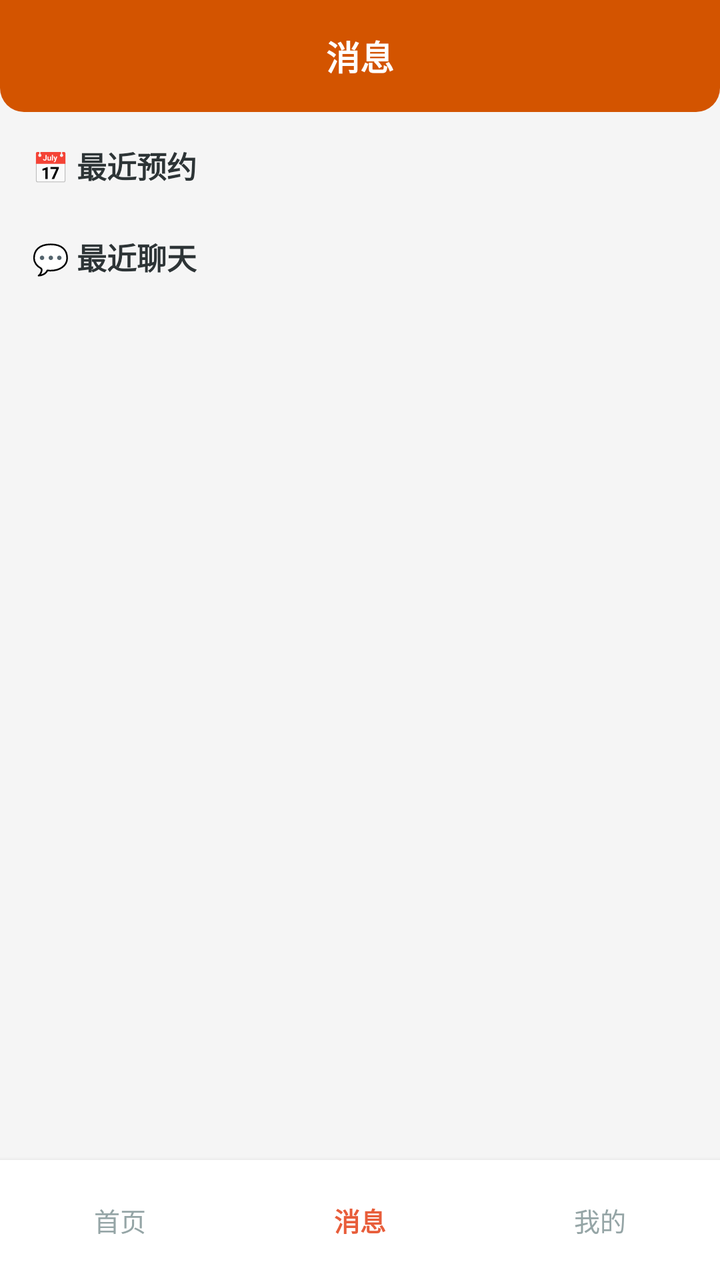
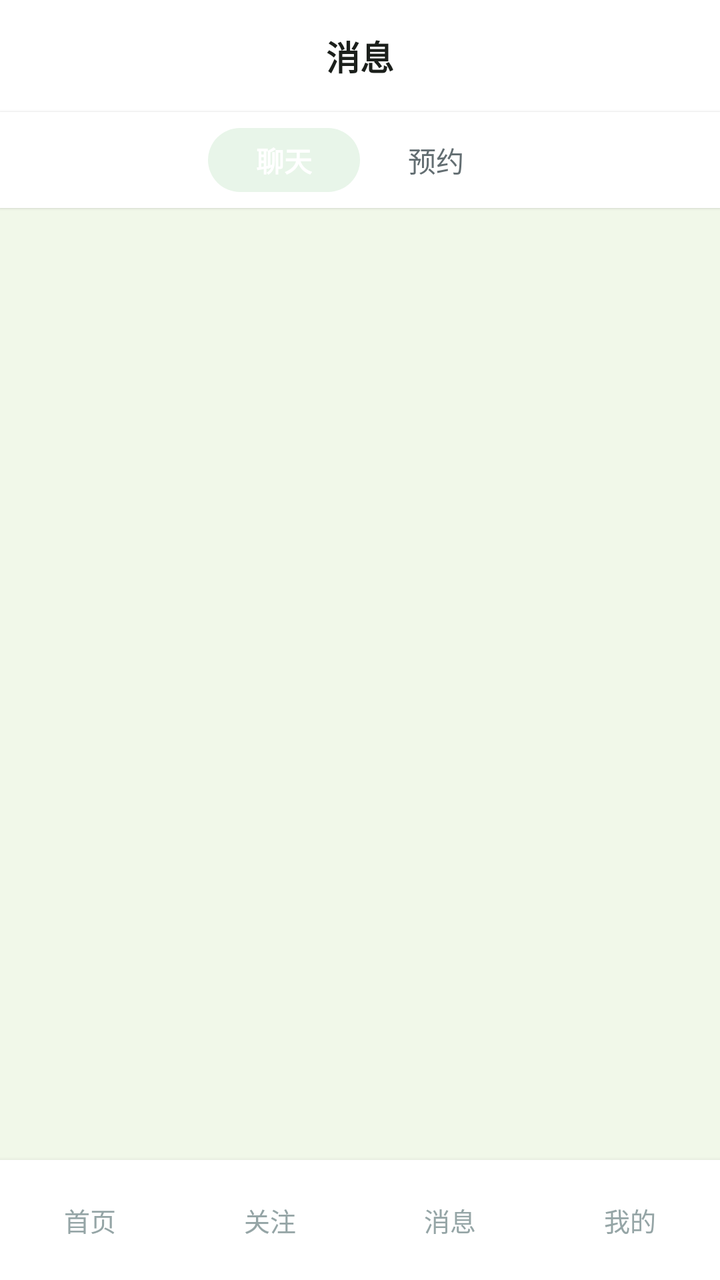

Screens rendered from an Android XML layout before and after an edit, with the pre-edit source and the edit as a unified diff.
<!-- AndroidManifest.xml: application theme Theme.ClothingSI -->
<!-- res/layout/activity_buyer_messages.xml -->
<?xml version="1.0" encoding="utf-8"?>
<LinearLayout xmlns:android="http://schemas.android.com/apk/res/android"
    android:layout_width="match_parent" android:layout_height="match_parent"
    android:orientation="vertical" android:background="#F5F5F5">
    <RelativeLayout android:layout_width="match_parent" android:layout_height="56dp"
        android:background="@drawable/header_bar_bg" android:paddingHorizontal="16dp">
        <TextView android:layout_width="wrap_content" android:layout_height="wrap_content"
            android:text="消息" android:textSize="17dp" android:textStyle="bold"
            android:textColor="#FFFFFF" android:layout_centerInParent="true" />
    </RelativeLayout>
    <ScrollView android:layout_width="match_parent" android:layout_height="0dp"
        android:layout_weight="1" android:padding="16dp">
        <LinearLayout android:layout_width="match_parent" android:layout_height="wrap_content"
            android:orientation="vertical">
            
            <TextView android:layout_width="wrap_content" android:layout_height="wrap_content"
                android:text="📅 最近预约" android:textSize="15dp" android:textStyle="bold"
                android:textColor="#2D3436" android:layout_marginBottom="8dp" />
            <LinearLayout android:id="@+id/layout_appointments"
                android:layout_width="match_parent" android:layout_height="wrap_content"
                android:orientation="vertical" android:layout_marginBottom="16dp" />

            
            <TextView android:layout_width="wrap_content" android:layout_height="wrap_content"
                android:text="💬 最近聊天" android:textSize="15dp" android:textStyle="bold"
                android:textColor="#2D3436" android:layout_marginBottom="8dp" />
            <androidx.recyclerview.widget.RecyclerView android:id="@+id/rv_buyer_sessions"
                android:layout_width="match_parent" android:layout_height="wrap_content"
                android:nestedScrollingEnabled="false" />
        </LinearLayout>
    </ScrollView>

    
    <LinearLayout android:layout_width="match_parent" android:layout_height="wrap_content"
        android:orientation="horizontal" android:gravity="center"
        android:paddingVertical="10dp" android:background="#FFFFFF"
        android:weightSum="3" android:elevation="4dp">
        <TextView android:id="@+id/bottom_home" android:layout_width="0dp" android:layout_height="40dp" android:layout_weight="1"
            android:gravity="center" android:text="首页" android:textColor="#95A5A6"
            android:textSize="13dp" android:clickable="true" android:focusable="true" />
        <TextView android:layout_width="0dp" android:layout_height="40dp" android:layout_weight="1"
            android:gravity="center" android:text="消息" android:textColor="#E85D3A"
            android:textStyle="bold" android:textSize="13dp" />
        <TextView android:id="@+id/bottom_profile" android:layout_width="0dp" android:layout_height="40dp"
            android:layout_weight="1" android:gravity="center" android:text="我的"
            android:textColor="#95A5A6" android:textSize="13dp"
            android:clickable="true" android:focusable="true" />
    </LinearLayout>
</LinearLayout>
<!-- resources referenced by this layout -->
<resources>
  <!-- drawable header_bar_bg (drawable) -->
  <?xml version="1.0" encoding="utf-8"?>
  <shape xmlns:android="http://schemas.android.com/apk/res/android" android:shape="rectangle">
      <solid android:color="#D35400" />
      <corners android:bottomLeftRadius="12dp" android:bottomRightRadius="12dp" />
  </shape>
  <style name="Theme.ClothingSI" parent="Theme.Material3.Light.NoActionBar">
          <item name="colorPrimary">@color/primary</item>
          <item name="colorPrimaryDark">@color/primary_dark</item>
          <item name="colorAccent">@color/accent</item>
          <item name="android:statusBarColor">@color/primary_dark</item>
          <item name="android:navigationBarColor">@color/white</item>
      </style>
  <color name="primary">#E85D3A</color>
  <color name="primary_dark">#D35400</color>
  <color name="accent">#F4A460</color>
  <color name="white">#FFFFFF</color>
</resources>

<!-- the commit's change to res/layout/activity_buyer_messages.xml (unified diff, before → after) -->
@@ -1,49 +1,61 @@
 <?xml version="1.0" encoding="utf-8"?>
 <LinearLayout xmlns:android="http://schemas.android.com/apk/res/android"
     android:layout_width="match_parent" android:layout_height="match_parent"
-    android:orientation="vertical" android:background="#F5F5F5">
+    android:orientation="vertical" android:background="@color/bg">
     <RelativeLayout android:layout_width="match_parent" android:layout_height="56dp"
-        android:background="@drawable/header_bar_bg" android:paddingHorizontal="16dp">
+        android:background="@drawable/header_bar_bg">
         <TextView android:layout_width="wrap_content" android:layout_height="wrap_content"
             android:text="消息" android:textSize="17dp" android:textStyle="bold"
-            android:textColor="#FFFFFF" android:layout_centerInParent="true" />
+            android:textColor="@color/text_primary" android:layout_centerInParent="true" />
     </RelativeLayout>
+    <LinearLayout android:id="@+id/layout_segment"
+        android:layout_width="match_parent" android:layout_height="wrap_content"
+        android:orientation="horizontal" android:gravity="center"
+        android:paddingVertical="8dp" android:paddingHorizontal="16dp"
+        android:background="#FFFFFF" android:elevation="1dp">
+        <TextView android:id="@+id/tab_chat" android:layout_width="wrap_content" android:layout_height="32dp"
+            android:text="聊天" android:textSize="14dp" android:textStyle="bold"
+            android:textColor="#FFFFFF" android:gravity="center"
+            android:background="@drawable/tab_active_bg" android:paddingHorizontal="24dp" />
+        <TextView android:id="@+id/tab_appointment" android:layout_width="wrap_content" android:layout_height="32dp"
+            android:text="预约" android:textSize="14dp" android:textColor="#636E72"
+            android:gravity="center" android:paddingHorizontal="24dp" />
+    </LinearLayout>
     <ScrollView android:layout_width="match_parent" android:layout_height="0dp"
         android:layout_weight="1" android:padding="16dp">
         <LinearLayout android:layout_width="match_parent" android:layout_height="wrap_content"
             android:orientation="vertical">
-            
-            <TextView android:layout_width="wrap_content" android:layout_height="wrap_content"
-                android:text="📅 最近预约" android:textSize="15dp" android:textStyle="bold"
-                android:textColor="#2D3436" android:layout_marginBottom="8dp" />
-            <LinearLayout android:id="@+id/layout_appointments"
-                android:layout_width="match_parent" android:layout_height="wrap_content"
-                android:orientation="vertical" android:layout_marginBottom="16dp" />
-
-            
-            <TextView android:layout_width="wrap_content" android:layout_height="wrap_content"
-                android:text="💬 最近聊天" android:textSize="15dp" android:textStyle="bold"
-                android:textColor="#2D3436" android:layout_marginBottom="8dp" />
             <androidx.recyclerview.widget.RecyclerView android:id="@+id/rv_buyer_sessions"
                 android:layout_width="match_parent" android:layout_height="wrap_content"
                 android:nestedScrollingEnabled="false" />
+            <LinearLayout android:id="@+id/layout_appointments"
+                android:layout_width="match_parent" android:layout_height="wrap_content"
+                android:orientation="vertical" android:visibility="gone" />
         </LinearLayout>
     </ScrollView>
-
-    
-    <LinearLayout android:layout_width="match_parent" android:layout_height="wrap_content"
-        android:orientation="horizontal" android:gravity="center"
-        android:paddingVertical="10dp" android:background="#FFFFFF"
-        android:weightSum="3" android:elevation="4dp">
-        <TextView android:id="@+id/bottom_home" android:layout_width="0dp" android:layout_height="40dp" android:layout_weight="1"
-            android:gravity="center" android:text="首页" android:textColor="#95A5A6"
-            android:textSize="13dp" android:clickable="true" android:focusable="true" />
-        <TextView android:layout_width="0dp" android:layout_height="40dp" android:layout_weight="1"
-            android:gravity="center" android:text="消息" android:textColor="#E85D3A"
-            android:textStyle="bold" android:textSize="13dp" />
-        <TextView android:id="@+id/bottom_profile" android:layout_width="0dp" android:layout_height="40dp"
-            android:layout_weight="1" android:gravity="center" android:text="我的"
-            android:textColor="#95A5A6" android:textSize="13dp"
-            android:clickable="true" android:focusable="true" />
-    </LinearLayout>
+    <include layout="@layout/include_buyer_bottom" />
 </LinearLayout>
+<!-- res/layout/include_buyer_bottom.xml (included above) -->
+<?xml version="1.0" encoding="utf-8"?>
+<LinearLayout xmlns:android="http://schemas.android.com/apk/res/android"
+    android:layout_width="match_parent" android:layout_height="wrap_content"
+    android:orientation="horizontal" android:gravity="center"
+    android:paddingVertical="10dp" android:background="#FFFFFF"
+    android:weightSum="4" android:elevation="4dp">
+    <TextView android:id="@+id/bottom_home" android:layout_width="0dp" android:layout_height="40dp"
+        android:layout_weight="1" android:gravity="center" android:text="首页"
+        android:textSize="13dp" android:textColor="#95A5A6"
+        android:clickable="true" android:focusable="true" />
+    <TextView android:id="@+id/bottom_follow" android:layout_width="0dp" android:layout_height="40dp"
+        android:layout_weight="1" android:gravity="center" android:text="关注"
+        android:textSize="13dp" android:textColor="#95A5A6"
+        android:clickable="true" android:focusable="true" />
+    <TextView android:id="@+id/bottom_messages" android:layout_width="0dp" android:layout_height="40dp"
+        android:layout_weight="1" android:gravity="center" android:text="消息"
+        android:textSize="13dp" android:textColor="#95A5A6"
+        android:clickable="true" android:focusable="true" />
+    <TextView android:id="@+id/bottom_profile" android:layout_width="0dp" android:layout_height="40dp"
+        android:layout_weight="1" android:gravity="center" android:text="我的"
+        android:textSize="13dp" android:textColor="#95A5A6"
+        android:clickable="true" android:focusable="true" />
+</LinearLayout>
<!-- resource entries referenced after the edit -->
@@ -1,21 +1,37 @@
 <!-- resources referenced by this layout -->
 <resources>
+  <color name="bg">#F1F8E9</color>
+  <color name="text_primary">#1B1F1B</color>
   <!-- drawable header_bar_bg (drawable) -->
   <?xml version="1.0" encoding="utf-8"?>
   <shape xmlns:android="http://schemas.android.com/apk/res/android" android:shape="rectangle">
-      <solid android:color="#D35400" />
-      <corners android:bottomLeftRadius="12dp" android:bottomRightRadius="12dp" />
+      <solid android:color="#FFFFFF" />
+  </shape>
+  <!-- drawable tab_active_bg (drawable) -->
+  <?xml version="1.0" encoding="utf-8"?>
+  <shape xmlns:android="http://schemas.android.com/apk/res/android" android:shape="rectangle">
+      <solid android:color="@color/primary_light" />
+      <corners android:radius="16dp" />
   </shape>
   <style name="Theme.ClothingSI" parent="Theme.Material3.Light.NoActionBar">
           <item name="colorPrimary">@color/primary</item>
           <item name="colorPrimaryDark">@color/primary_dark</item>
           <item name="colorAccent">@color/accent</item>
-          <item name="android:statusBarColor">@color/primary_dark</item>
+          <item name="android:statusBarColor">@android:color/transparent</item>
           <item name="android:navigationBarColor">@color/white</item>
+          
+          <item name="android:windowLightStatusBar">true</item>
+          
+          <item name="android:fontFamily">sans-serif</item>
+          <item name="android:textViewStyle">@style/TextView.Base</item>
       </style>
-  <color name="primary">#E85D3A</color>
-  <color name="primary_dark">#D35400</color>
-  <color name="accent">#F4A460</color>
+  <color name="primary_light">#E8F5E9</color>
+  <color name="primary">#2E7D32</color>
+  <color name="primary_dark">#1B5E20</color>
+  <color name="accent">#66BB6A</color>
   <color name="white">#FFFFFF</color>
+  <style name="TextView.Base" parent="android:Widget.TextView">
+          <item name="android:fontFamily">sans-serif</item>
+      </style>
 </resources>
 
